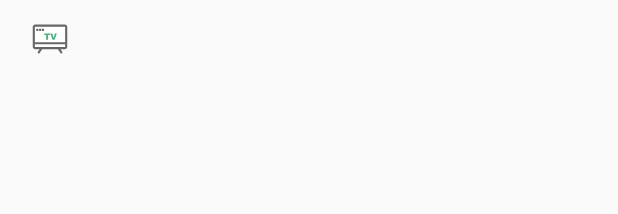
After one commit to cgyuan/bimibmi, an Android app: the layout device_item_layout.xml on its own in the app's theme, with its tools: preview values and no code run, on a phone screen of 412 x 824 dp. The commit adds this screen. Shown: the top 214 px of the screen. Run offline under Robolectric (Android 15) with nearby library versions, the phone set to English and light mode, and no system bars.

Commit message:
update dlna popup

```diff
--- /dev/null
+++ b/modules/dlnalib/src/main/res/drawable/dlna_pop_bg.xml
@@ -0,0 +1,5 @@
+<?xml version="1.0" encoding="utf-8"?>
+<shape xmlns:android="http://schemas.android.com/apk/res/android" >
+    <corners android:radius="4.0dip" />
+    <solid android:color="#DDffffff" />
+</shape>
--- /dev/null
+++ b/modules/dlnalib/src/main/res/drawable/ic_device.xml
@@ -0,0 +1,9 @@
+<?xml version="1.0" encoding="utf-8"?>
+<vector android:height="24.0dip" android:width="24.0dip" android:viewportWidth="1024.0" android:viewportHeight="1024.0"
+  xmlns:android="http://schemas.android.com/apk/res/android">
+    <path android:fillColor="#ffffffff" android:pathData="M910.22,758.52H113.78c-20.86,0 -37.93,-17.07 -37.93,-37.93V189.63c0,-20.86 17.07,-37.93 37.93,-37.93h796.44c20.86,0 37.93,17.07 37.93,37.93v530.96c0,20.86 -17.07,37.93 -37.93,37.93z" />
+    <path android:fillColor="#ff666767" android:pathData="M910.22,786.96H113.78c-36.03,0 -66.37,-30.34 -66.37,-66.37V189.63c0,-36.03 30.34,-66.37 66.37,-66.37h796.44c36.03,0 66.37,30.34 66.37,66.37v530.96c0,36.03 -30.34,66.37 -66.37,66.37zM113.78,180.15c-5.69,0 -9.48,3.79 -9.48,9.48v530.96c0,5.69 3.79,9.48 9.48,9.48h796.44c5.69,0 9.48,-3.79 9.48,-9.48V189.63c0,-5.69 -3.79,-9.48 -9.48,-9.48H113.78z" />
+    <path android:fillColor="#ff666767" android:pathData="M75.85,597.33h872.3v56.89H75.85zM189.63,293.93H151.7c-5.69,0 -9.48,-3.79 -9.48,-9.48v-37.93c0,-5.69 3.79,-9.48 9.48,-9.48h37.93c5.69,0 9.48,3.79 9.48,9.48v37.93c0,5.69 -3.79,9.48 -9.48,9.48zM265.48,293.93h-37.93c-5.69,0 -9.48,-3.79 -9.48,-9.48v-37.93c0,-5.69 3.79,-9.48 9.48,-9.48h37.93c5.69,0 9.48,3.79 9.48,9.48v37.93c0,5.69 -3.79,9.48 -9.48,9.48zM341.33,293.93h-37.93c-5.69,0 -9.48,-3.79 -9.48,-9.48v-37.93c0,-5.69 3.79,-9.48 9.48,-9.48h37.93c5.69,0 9.48,3.79 9.48,9.48v37.93c0,5.69 -3.79,9.48 -9.48,9.48z" />
+    <path android:fillColor="#ff45b17f" android:pathData="M358.4,365.99H512v39.82h-51.2v123.26h-51.2v-123.26h-51.2v-39.82zM519.59,365.99h53.1l36.03,117.57 36.03,-117.57h51.2l-60.68,163.08h-54.99l-60.68,-163.08z" />
+    <path android:fillColor="#ff666767" android:pathData="M815.41,900.74c-9.48,0 -18.96,-3.79 -22.76,-13.27l-75.85,-113.78c-9.48,-13.27 -5.69,-30.34 7.59,-39.82s30.34,-5.69 39.82,7.59l75.85,113.78c9.48,13.27 5.69,30.34 -7.59,39.82 -5.69,3.79 -11.38,5.69 -17.07,5.69zM208.59,900.74c-5.69,0 -11.38,-1.9 -15.17,-5.69 -13.27,-9.48 -17.07,-26.55 -7.59,-39.82l75.85,-113.78c9.48,-13.27 26.55,-17.07 39.82,-7.59 13.27,9.48 17.07,26.55 7.59,39.82l-75.85,113.78c-5.69,9.48 -15.17,13.27 -24.65,13.27z" />
+</vector>
--- /dev/null
+++ b/modules/dlnalib/src/main/res/layout/device_item_layout.xml
@@ -0,0 +1,33 @@
+<?xml version="1.0" encoding="utf-8"?>
+<RelativeLayout android:layout_width="fill_parent"
+    android:layout_height="50.0dip"
+    xmlns:android="http://schemas.android.com/apk/res/android">
+
+    <TextView
+        android:id="@+id/device_icon"
+        android:layout_width="24.0dip"
+        android:layout_height="24.0dip"
+        android:layout_marginLeft="20.0dip"
+        android:drawableLeft="@drawable/ic_device"
+        android:layout_centerVertical="true" />
+
+    <TextView
+        android:textSize="14.0sp"
+        android:textStyle="bold"
+        android:id="@+id/device_name"
+        android:layout_width="wrap_content"
+        android:layout_height="wrap_content"
+        android:layout_marginLeft="10.0dip"
+        android:layout_toRightOf="@+id/device_icon"
+        android:layout_centerVertical="true" />
+
+    <TextView
+        android:textColor="#ff424242"
+        android:gravity="center"
+        android:id="@+id/dlna_status"
+        android:layout_width="wrap_content"
+        android:layout_height="30.0dip"
+        android:layout_marginRight="20.0dip"
+        android:layout_alignParentRight="true"
+        android:layout_centerVertical="true" />
+</RelativeLayout>
--- a/modules/dlnalib/src/main/res/layout/dlan_tip_layout.xml
+++ b/modules/dlnalib/src/main/res/layout/dlan_tip_layout.xml
@@ -56,7 +56,7 @@
        <Button
            android:layout_width="70dp"
            android:layout_height="62dp"
-            android:background="@drawable/ic_bofang"
+            android:background="@drawable/ic_play_btn"
            android:id="@+id/confirm"
            android:textColor="#fff"
            android:textSize="14sp"
--- a/modules/dlnalib/src/main/res/values/colors.xml
+++ b/modules/dlnalib/src/main/res/values/colors.xml
@@ -5,4 +5,6 @@
     <color name="colorAccent">#D81B60</color>
 
     <color name="dialog_bg">#f5f5f5</color>
+
+    <color name="text_color">#fd2d2d2d</color>
 </resources>
```
Also changed, not shown: modules/dlnalib/src/main/java/zmovie/com/dlan/ClingDeviceAdapter.java (+9 -22 lines), modules/dlnalib/src/main/java/zmovie/com/dlan/DlnaPresenter.java (+5 -25 lines), modules/dlnalib/src/main/res/layout/dlna_device_pop_layout.xml (added, +62 -0 lines), modules/dlnalib/src/main/res/drawable/ic_play_btn.xml (renamed from modules/dlnalib/src/main/res/drawable/ic_bofang.xml).
